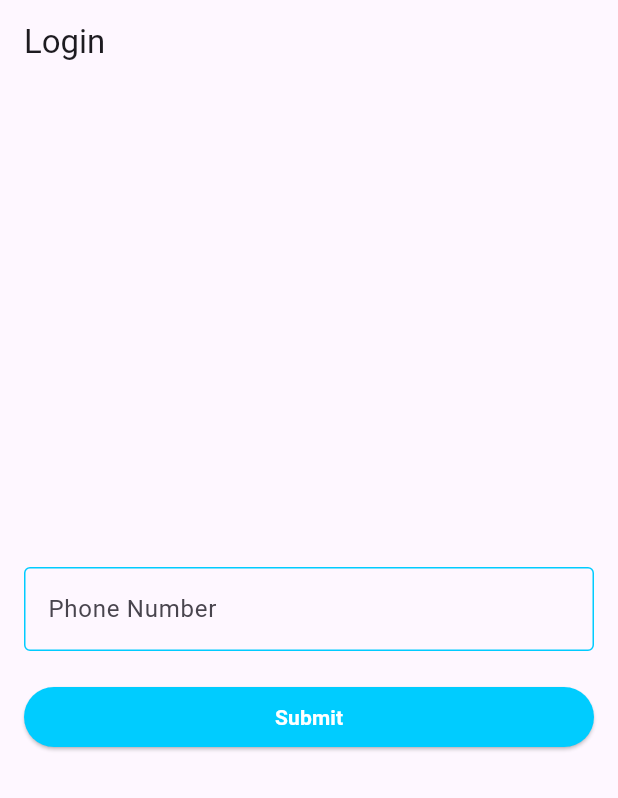
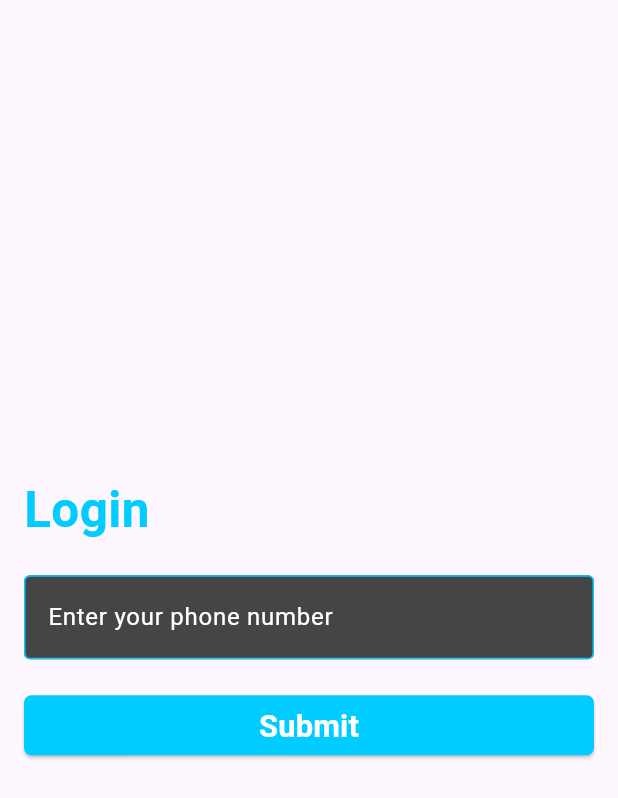
Before and after one commit to fostersnt/mcini, a Flutter app: the screen it shows after launch, on a phone screen of 412 x 824 dp. Shown: the top 798 px of the screen. Run offline on Flutter 3.47's test engine with Material 3 defaults, Android fonts, the light colour scheme and no system bars; our stand-ins replace device_preview, equatable, flutter_bloc, grouped_list.

Commit message:
Updated the login page

```diff
--- a/lib/screens/login/login_page.dart
+++ b/lib/screens/login/login_page.dart
@@ -10,20 +10,38 @@ class LoginPage extends StatelessWidget {
   Widget build(BuildContext context) {
     final Size deviceSize = MediaQuery.of(context).size;
     return Scaffold(
-      appBar: AppBar(title: const Text('Login')),
+      // appBar: AppBar(),
       body: Padding(
         padding: const EdgeInsets.all(16.0),
         child: Column(
           mainAxisAlignment: MainAxisAlignment.center,
+          crossAxisAlignment: CrossAxisAlignment.start,
           children: [
+            Container(
+              child: Text(
+                'Login',
+                style: TextStyle(
+                  color: AppColors.blueColor,
+                  fontWeight: FontWeight.bold,
+                  fontSize: deviceSize.width * 0.08,
+                ),
+              ),
+            ),
+            const SizedBox(
+              height: 20,
+            ),
             Container(
               child: TextField(
                 controller: phoneNumberController,
                 keyboardType: TextInputType.phone,
                 decoration: InputDecoration(
-                  labelText: 'Phone Number',
+                  fillColor: AppColors.txtFieldBgColor,
+                  filled: true,
+                  // labelText: 'Phone Number',
                   hintText: 'Enter your phone number',
+                  hintStyle: TextStyle(color: AppColors.whiteColor),
                   border: OutlineInputBorder(
+                    // borderRadius: BorderRadius.circular(20),
                     borderSide: BorderSide(
                       color: AppColors.blueColor,
                       width: 2,
@@ -52,6 +70,12 @@ class LoginPage extends StatelessWidget {
                   backgroundColor: MaterialStateProperty.all<Color>(
                     AppColors.blueColor, // Button background color
                   ),
+                  shape: MaterialStateProperty.all<OutlinedBorder>(
+                    RoundedRectangleBorder(
+                      borderRadius:
+                          BorderRadius.circular(5), // No rounded corners
+                    ),
+                  ),
                 ),
                 onPressed: () => {},
                 child: Text(
@@ -59,6 +83,7 @@ class LoginPage extends StatelessWidget {
                   style: TextStyle(
                     color: AppColors.whiteColor,
                     fontWeight: FontWeight.bold,
+                    fontSize: deviceSize.width * 0.05,
                   ),
                 ),
               ),
--- a/lib/utilities/app_colors.dart
+++ b/lib/utilities/app_colors.dart
@@ -7,4 +7,5 @@ class AppColors {
   static Color blueColor = const Color(0xFF00ccff);
   static Color whiteColor = const Color(0xFFffffff);
   static Color bottomNavColor = const Color(0xff031419);
+  static Color txtFieldBgColor = const Color(0xff454545);
 }
```
